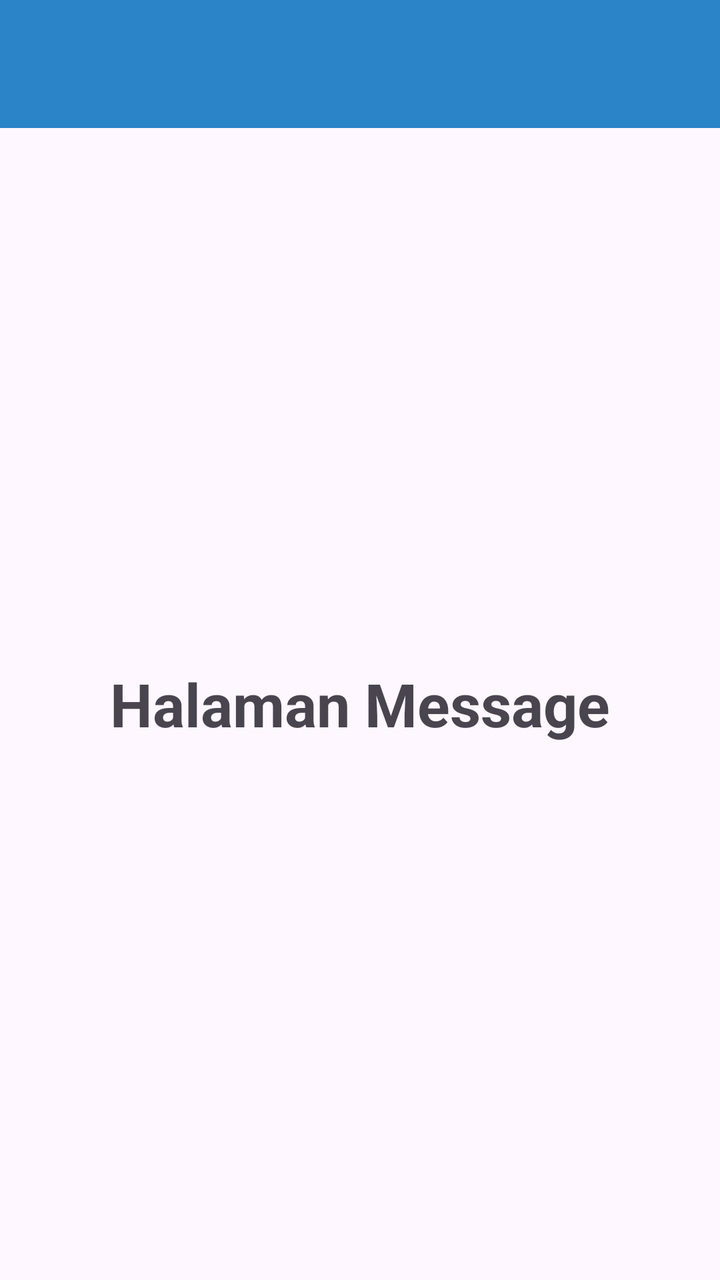
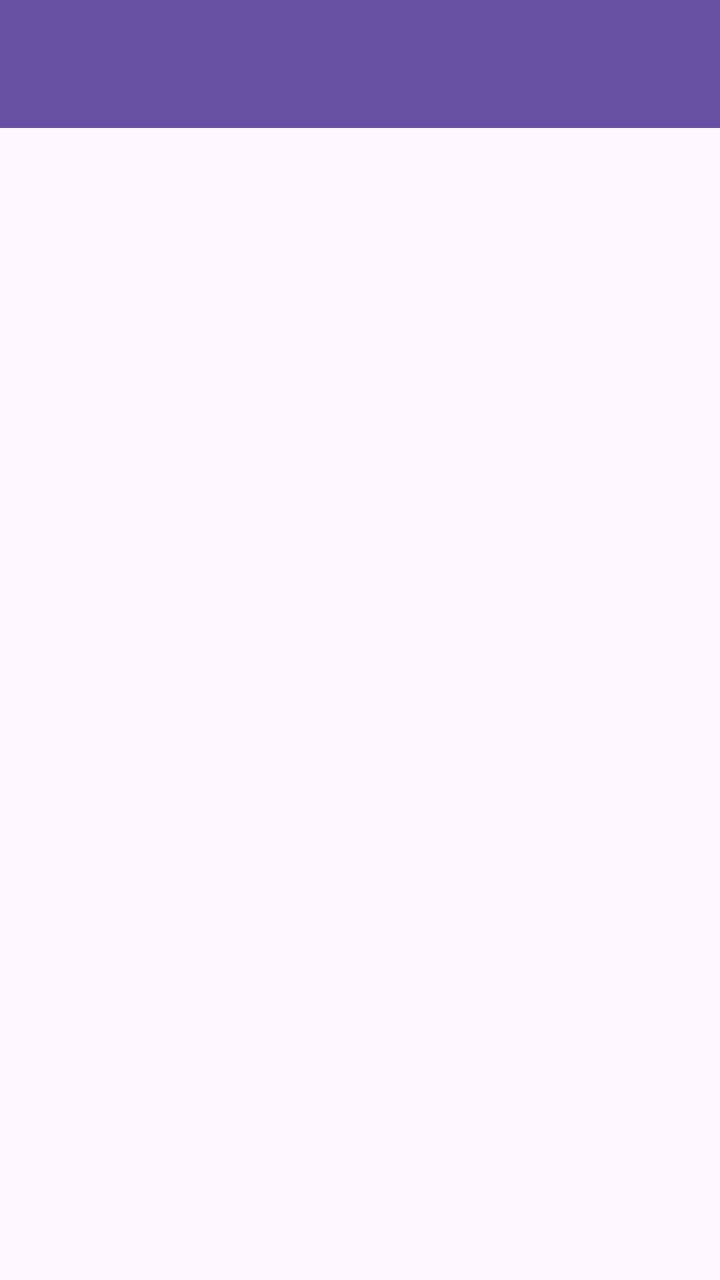

Before-and-after screenshots of an Android layout around one commit, followed by the original layout XML and the change that was made.
<!-- AndroidManifest.xml: application theme Theme.Farid24TIF -->
<!-- res/layout/fragment_message.xml -->
<?xml version="1.0" encoding="utf-8"?>
<androidx.constraintlayout.widget.ConstraintLayout xmlns:android="http://schemas.android.com/apk/res/android"
    xmlns:tools="http://schemas.android.com/tools"
    android:layout_width="match_parent"
    android:layout_height="match_parent"
    xmlns:app="http://schemas.android.com/apk/res-auto"
    tools:context=".Message.MessageFragment">

    <androidx.appcompat.widget.Toolbar
        android:id="@+id/toolbar"
        android:layout_width="match_parent"
        android:layout_height="?attr/actionBarSize"
        android:background="#2B83C8"
        app:layout_constraintEnd_toEndOf="parent"
        app:layout_constraintStart_toStartOf="parent"
        app:layout_constraintTop_toTopOf="parent"
        app:subtitleTextColor="@android:color/white"
        app:titleTextColor="@android:color/white"
        app:layout_scrollFlags="scroll|enterAlways"/>
    <TextView
        android:layout_width="match_parent"
        android:layout_height="0dp"
        android:gravity="center"
        android:text="Halaman Message"
        android:textSize="30sp"
        android:textStyle="bold"
        app:layout_constraintBottom_toBottomOf="parent"
        app:layout_constraintEnd_toEndOf="parent"
        app:layout_constraintStart_toStartOf="parent"
        app:layout_constraintTop_toBottomOf="@+id/toolbar" />

</androidx.constraintlayout.widget.ConstraintLayout>
<!-- resources referenced by this layout -->
<resources>
  <style name="Theme.Farid24TIF" parent="Base.Theme.Farid24TIF" />
  <style name="Base.Theme.Farid24TIF" parent="Theme.Material3.DayNight.NoActionBar">
          
          
      </style>
</resources>

<!-- the commit's change to res/layout/fragment_message.xml (unified diff, before → after) -->
@@ -1,32 +1,32 @@
 <?xml version="1.0" encoding="utf-8"?>
-<androidx.constraintlayout.widget.ConstraintLayout xmlns:android="http://schemas.android.com/apk/res/android"
+<androidx.coordinatorlayout.widget.CoordinatorLayout xmlns:android="http://schemas.android.com/apk/res/android"
     xmlns:tools="http://schemas.android.com/tools"
     android:layout_width="match_parent"
     android:layout_height="match_parent"
     xmlns:app="http://schemas.android.com/apk/res-auto"
     tools:context=".Message.MessageFragment">
 
-    <androidx.appcompat.widget.Toolbar
-        android:id="@+id/toolbar"
+    <com.google.android.material.appbar.AppBarLayout
+        android:id="@+id/appBarLayout"
         android:layout_width="match_parent"
-        android:layout_height="?attr/actionBarSize"
-        android:background="#2B83C8"
-        app:layout_constraintEnd_toEndOf="parent"
-        app:layout_constraintStart_toStartOf="parent"
-        app:layout_constraintTop_toTopOf="parent"
-        app:subtitleTextColor="@android:color/white"
-        app:titleTextColor="@android:color/white"
-        app:layout_scrollFlags="scroll|enterAlways"/>
-    <TextView
+        android:layout_height="wrap_content"
+        android:theme="@style/ThemeOverlay.AppCompat.Dark.ActionBar">
+
+        <androidx.appcompat.widget.Toolbar
+            android:id="@+id/toolbar"
+            android:layout_width="match_parent"
+            android:layout_height="?attr/actionBarSize"
+            android:background="?attr/colorPrimary"
+            app:layout_scrollFlags="scroll|enterAlways"
+            app:titleTextColor="@android:color/white" />
+
+    </com.google.android.material.appbar.AppBarLayout>
+
+
+    <ListView
+        android:id="@+id/listMessageItems"
         android:layout_width="match_parent"
-        android:layout_height="0dp"
-        android:gravity="center"
-        android:text="Halaman Message"
-        android:textSize="30sp"
-        android:textStyle="bold"
-        app:layout_constraintBottom_toBottomOf="parent"
-        app:layout_constraintEnd_toEndOf="parent"
-        app:layout_constraintStart_toStartOf="parent"
-        app:layout_constraintTop_toBottomOf="@+id/toolbar" />
+        android:layout_height="match_parent"
+        app:layout_behavior="@string/appbar_scrolling_view_behavior" />
 
-</androidx.constraintlayout.widget.ConstraintLayout>
+</androidx.coordinatorlayout.widget.CoordinatorLayout>
